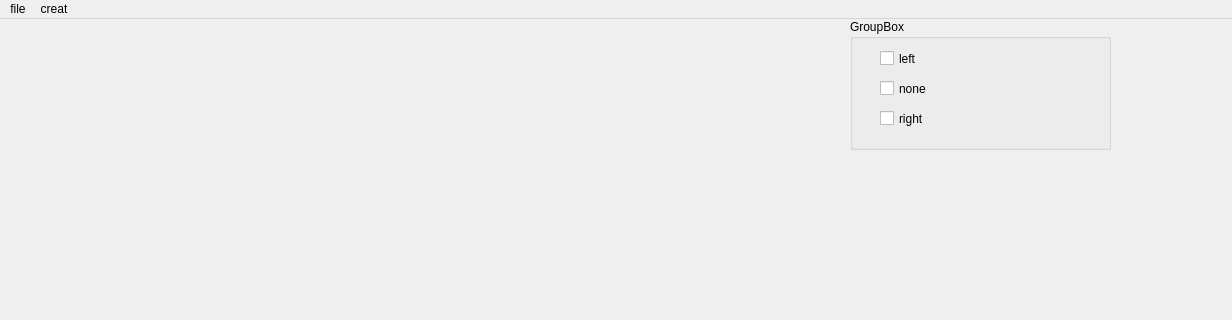
The window that software/GUI/window.ui (mivanit/Celegans-locomotion) describes before a commit, drawn with Qt 5; both pictures show x 0 to 1232 and y 0 to 320 of the 1232 by 860 pixel window.
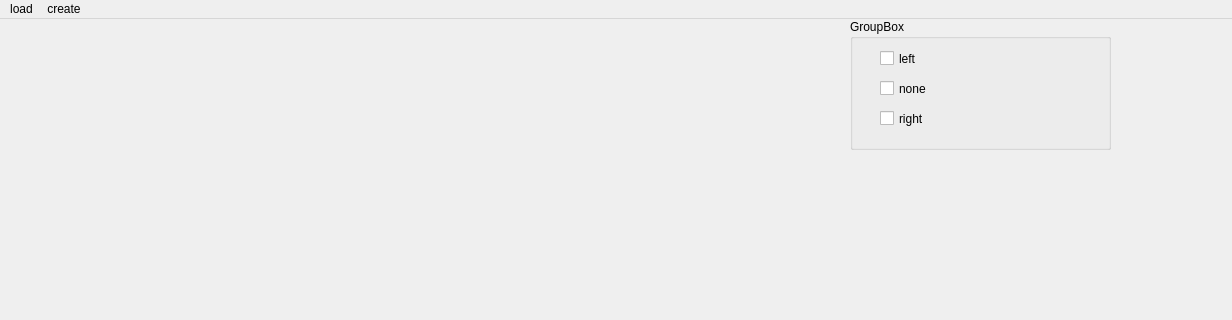
The same window after the commit.

Patch:
```diff
--- a/software/GUI/window.ui
+++ b/software/GUI/window.ui
@@ -107,7 +107,7 @@
    </property>
    <widget class="QMenu" name="menufile">
     <property name="title">
-     <string>file</string>
+     <string>load</string>
     </property>
     <property name="toolTipsVisible">
      <bool>true</bool>
@@ -116,7 +116,7 @@
    </widget>
    <widget class="QMenu" name="menucreat">
     <property name="title">
-     <string>creat</string>
+     <string>create</string>
     </property>
    </widget>
    <addaction name="menufile"/>
```
